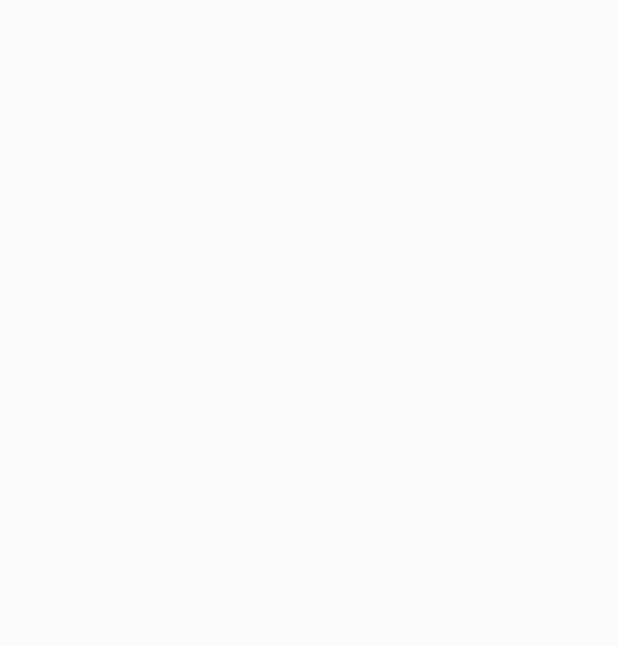
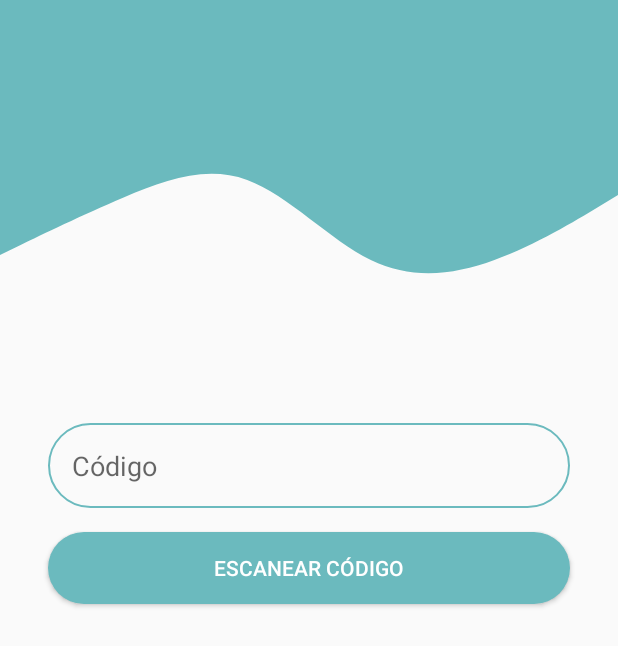
Before and after one commit to Crisc1204/Flowepp, an Android app: the EscanearCodigoActivity screen opened directly, with no data from a screen before it, on a phone screen of 412 x 824 dp. Before the commit the part shown is empty. Shown: the top 646 px of the screen. Run offline under Robolectric (Android 15) with nearby library versions, the phone set to English and light mode, and no system bars; libraries missing offline, so code that uses them is left out: com.google.zxing.integration.

Commit message:
Se crea la opción de escanear código de barras

```diff
--- a/app/build.gradle
+++ b/app/build.gradle
@@ -32,6 +32,8 @@ dependencies {
     implementation fileTree(dir: "libs", include: ["*.jar"])
     implementation 'androidx.appcompat:appcompat:1.2.0'
     implementation 'androidx.constraintlayout:constraintlayout:2.0.1'
+    implementation 'com.journeyapps:zxing-android-embedded:3.2.0'
+    implementation 'com.google.zxing:core:3.3.0'
     testImplementation 'junit:junit:4.12'
     androidTestImplementation 'androidx.test.ext:junit:1.1.2'
     androidTestImplementation 'androidx.test.espresso:espresso-core:3.3.0'
--- a/app/src/main/AndroidManifest.xml
+++ b/app/src/main/AndroidManifest.xml
@@ -1,6 +1,8 @@
 <?xml version="1.0" encoding="utf-8"?>
 <manifest xmlns:android="http://schemas.android.com/apk/res/android"
     package="co.com.flowepp">
+
+    <uses-permission android:name="android.permission.CAMERA"/>
 
     <application
         android:allowBackup="true"
--- a/app/src/main/java/co/com/flowepp/EscanearCodigoActivity.java
+++ b/app/src/main/java/co/com/flowepp/EscanearCodigoActivity.java
@@ -1,14 +1,53 @@
 package co.com.flowepp;
 
+import android.content.Intent;
+import android.os.Bundle;
+import android.view.View;
+import android.widget.Button;
+import android.widget.EditText;
+
+import androidx.annotation.Nullable;
 import androidx.appcompat.app.AppCompatActivity;
 
-import android.os.Bundle;
+import com.google.zxing.integration.android.IntentIntegrator;
+import com.google.zxing.integration.android.IntentResult;
 
 public class EscanearCodigoActivity extends AppCompatActivity {
+
+    EditText editTextCodigo;
+    Button btnEscanear;
 
     @Override
     protected void onCreate(Bundle savedInstanceState) {
         super.onCreate(savedInstanceState);
         setContentView(R.layout.activity_escanear_codigo);
+
+        editTextCodigo = findViewById(R.id.editTextCodigo);
+        btnEscanear = findViewById(R.id.btnEscanear);
+
+        btnEscanear.setOnClickListener(mOnclickListener);
     }
+
+    @Override
+    protected void onActivityResult(int requestCode, int resultCode, @Nullable Intent data) {
+        super.onActivityResult(requestCode, resultCode, data);
+        IntentResult result = IntentIntegrator.parseActivityResult(requestCode, resultCode, data);
+        if (result != null)
+            if (result.getContents() != null){
+                editTextCodigo.setText("El código de barras es:`\n"+result.getContents());
+            }else {
+                editTextCodigo.setText("Error al escanear el código de barras");
+            }
+    }
+
+    private View.OnClickListener mOnclickListener = new View.OnClickListener() {
+        @Override
+        public void onClick(View view) {
+            switch (view.getId()) {
+                case R.id.btnEscanear:
+                    new IntentIntegrator(EscanearCodigoActivity.this).initiateScan();
+                    break;
+            }
+        }
+    };
 }
--- a/app/src/main/java/co/com/flowepp/IngresarCodigoActivity.java
+++ b/app/src/main/java/co/com/flowepp/IngresarCodigoActivity.java
@@ -18,4 +18,9 @@ public class IngresarCodigoActivity extends AppCompatActivity {
         Intent goToElementos = new Intent(this, ElementosActivity.class);
         startActivity(goToElementos);
     }
+
+    public void goToEscanear (View view){
+        Intent goToEscanear = new Intent(this, EscanearCodigoActivity.class);
+        startActivity(goToEscanear);
+    }
 }
--- a/app/src/main/res/layout/activity_escanear_codigo.xml
+++ b/app/src/main/res/layout/activity_escanear_codigo.xml
@@ -6,4 +6,53 @@
     android:layout_height="match_parent"
     tools:context=".EscanearCodigoActivity">
 
+    <View
+        android:id="@+id/topView"
+        android:layout_width="0dp"
+        android:layout_height="90dp"
+        android:background="#6BBABE"
+        app:layout_constraintEnd_toEndOf="parent"
+        app:layout_constraintStart_toStartOf="parent"
+        app:layout_constraintTop_toTopOf="parent" />
+
+    <View
+        android:id="@+id/formView"
+        android:layout_width="0dp"
+        android:layout_height="100dp"
+        android:background="@drawable/wave"
+        app:layout_constraintEnd_toEndOf="parent"
+        app:layout_constraintStart_toStartOf="parent"
+        app:layout_constraintTop_toBottomOf="@+id/topView" />
+
+    <EditText
+        android:id="@+id/editTextCodigo"
+        android:layout_width="0dp"
+        android:layout_height="wrap_content"
+        android:layout_marginStart="32dp"
+        android:layout_marginTop="92dp"
+        android:layout_marginEnd="32dp"
+        android:background="@drawable/round_border"
+        android:ems="10"
+        android:hint="Código"
+        android:inputType="text"
+        android:focusable="false"
+        android:padding="16dp"
+        app:layout_constraintEnd_toEndOf="parent"
+        app:layout_constraintHorizontal_bias="0.0"
+        app:layout_constraintStart_toStartOf="parent"
+        app:layout_constraintTop_toBottomOf="@+id/formView" />
+
+    <Button
+        android:id="@+id/btnEscanear"
+        android:layout_width="0dp"
+        android:layout_height="wrap_content"
+        android:layout_marginStart="32dp"
+        android:layout_marginTop="16dp"
+        android:layout_marginEnd="32dp"
+        android:background="@drawable/round_bg"
+        android:text="Escanear código"
+        android:textColor="#FFFFFF"
+        app:layout_constraintEnd_toEndOf="parent"
+        app:layout_constraintStart_toStartOf="parent"
+        app:layout_constraintTop_toBottomOf="@+id/editTextCodigo" />
 </androidx.constraintlayout.widget.ConstraintLayout>
--- a/app/src/main/res/layout/activity_ingresar_codigo.xml
+++ b/app/src/main/res/layout/activity_ingresar_codigo.xml
@@ -32,6 +32,7 @@
         android:layout_marginTop="324dp"
         android:layout_marginEnd="16dp"
         android:background="@drawable/round_bg"
+        android:onClick="goToEscanear"
         android:text="Escanear código"
         android:textColor="#FFFFFF"
         android:textSize="18sp"
```
